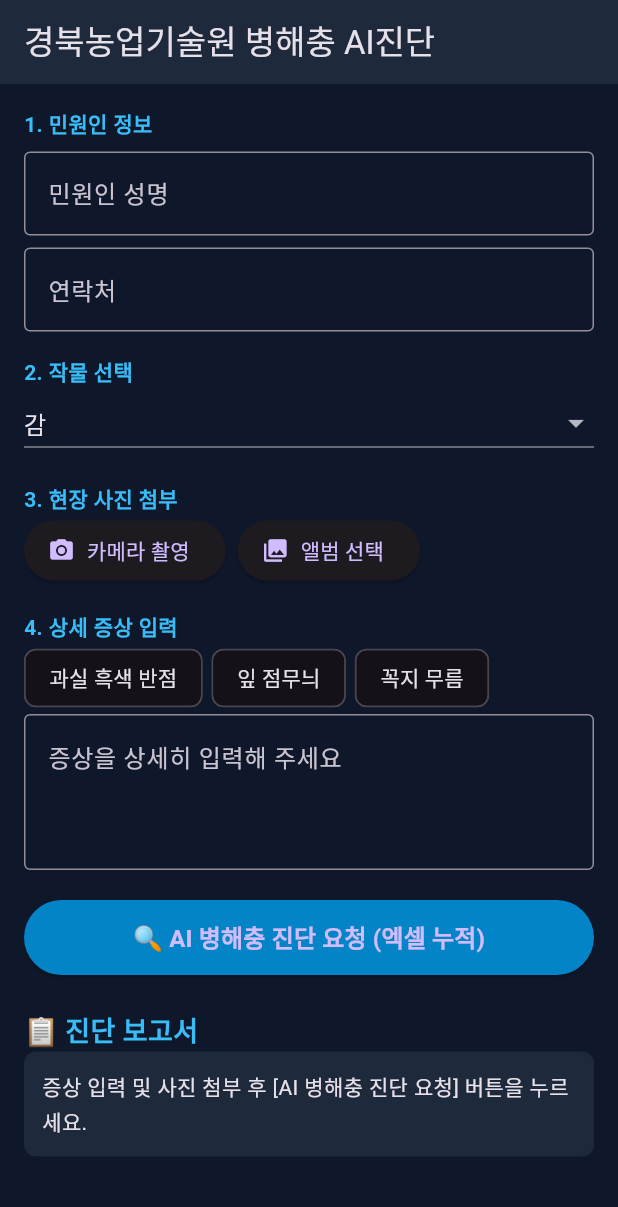
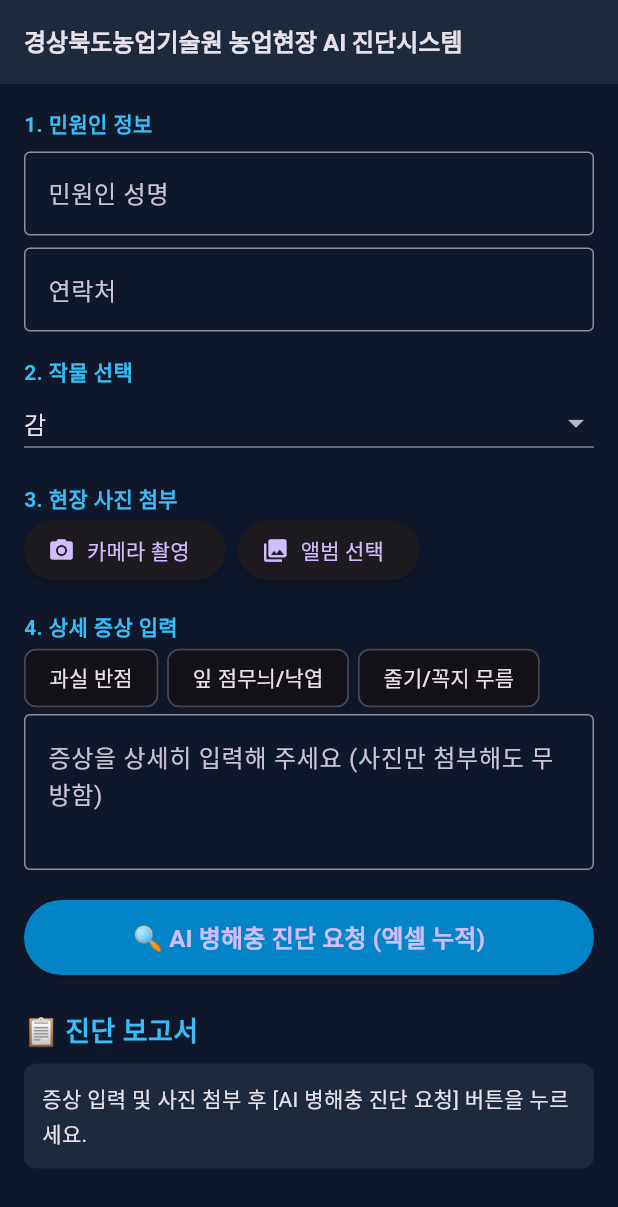
Before and after one commit to kgw8438-bit/farm_agent_app, a Flutter app: the screen it shows after launch, on a phone screen of 412 x 824 dp. Shown: the top 1207 px of the screen. Run offline on Flutter 3.47's test engine with Material 3 defaults, Android fonts, the phone set to English and light mode, and no system bars; our stand-ins replace image_picker.

Commit message:
Update main.dart

```diff
--- a/lib/main.dart
+++ b/lib/main.dart
@@ -14,7 +14,7 @@ class FarmAgentApp extends StatelessWidget {
   @override
   Widget build(BuildContext context) {
     return MaterialApp(
-      title: '경북농업기술원 AI 보조',
+      title: '경상북도농업기술원 농업현장 AI 진단시스템',
       theme: ThemeData.dark().copyWith(
         scaffoldBackgroundColor: const Color(0xFF0F172A),
         cardColor: const Color(0xFF1E293B),
@@ -58,9 +58,10 @@ class _MainScreenState extends State<MainScreen> {
   }
 
   Future<void> _runConsult() async {
-    if (_symptomController.text.trim().isEmpty) {
+    // 사진과 증상 모두 없을 때만 경고 (사진만으로도 검색 가능하게 웹과 동기화)
+    if (_symptomController.text.trim().isEmpty && _selectedImage == null) {
       ScaffoldMessenger.of(context).showSnackBar(
-        const SnackBar(content: Text('증상을 입력해 주세요.')),
+        const SnackBar(content: Text('사진을 첨부하시거나 증상을 입력해 주세요.')),
       );
       return;
     }
@@ -91,14 +92,21 @@ class _MainScreenState extends State<MainScreen> {
 
       if (json['status'] == 'success') {
         String prescription = json['prescription'];
-        RegExp exp = RegExp(r'\[참조_표준사진:\s*([^\]]+)\]', caseSensitive: false);
+
+        // 💡 강력한 정규식 적용 (대괄호 유무 상관없이 파일명 추출)
+        RegExp exp = RegExp(r'참조_표준사진:\s*([^\n\r\]]+)', caseSensitive: false);
         var match = exp.firstMatch(prescription);
 
         if (match != null) {
           String filename = match.group(1)!.trim();
-          prescription = prescription.replaceAll(exp, '').trim();
+          filename = filename.replaceAll(']', '').trim(); // 찌꺼기 괄호 제거
+
+          prescription = prescription.replaceAll(RegExp(r'\[?참조_표준사진:\s*[^\n\r\]]+\]?', caseSensitive: false), '').trim();
           _dbImageUrl = '$serverUrl/api/image/$selectedCrop/${Uri.encodeComponent(filename)}';
         }
+
+        // 💡 화면 출력 전 쓸데없는 대괄호 전체 삭제
+        prescription = prescription.replaceAll('[', '').replaceAll(']', '');
 
         setState(() {
           _resultText = prescription;
@@ -131,7 +139,10 @@ class _MainScreenState extends State<MainScreen> {
   Widget build(BuildContext context) {
     return Scaffold(
       appBar: AppBar(
-        title: const Text('경북농업기술원 병해충 AI진단'),
+        title: const Text(
+          '경상북도농업기술원 농업현장 AI 진단시스템',
+          style: TextStyle(fontSize: 16, fontWeight: FontWeight.bold),
+        ),
         backgroundColor: const Color(0xFF1E293B),
       ),
       body: SingleChildScrollView(
@@ -150,7 +161,11 @@ class _MainScreenState extends State<MainScreen> {
             DropdownButton<String>(
               value: selectedCrop,
               isExpanded: true,
-              items: ['감', '고추', '딸기', '참외', '복숭아'].map((String crop) {
+              // 💡 14개 작물 완벽 추가 적용
+              items: [
+                '감', '거베라', '고추', '국화', '당귀', '딸기', '마늘',
+                '버터헤드', '복숭아', '오미자', '인삼', '자두', '장미', '참외'
+              ].map((String crop) {
                 return DropdownMenuItem<String>(value: crop, child: Text(crop));
               }).toList(),
               onChanged: (val) => setState(() => selectedCrop = val!),
@@ -173,19 +188,24 @@ class _MainScreenState extends State<MainScreen> {
                 ),
               ],
             ),
-            if (_selectedImage != null) Image.file(_selectedImage!, height: 150),
+            if (_selectedImage != null)
+              Padding(
+                padding: const EdgeInsets.only(top: 8.0),
+                child: Image.file(_selectedImage!, height: 150),
+              ),
             const SizedBox(height: 16),
 
             const Text('4. 상세 증상 입력', style: TextStyle(color: Color(0xFF38BDF8), fontWeight: FontWeight.bold)),
             Wrap(
               spacing: 6,
               children: [
-                ActionChip(label: const Text('과실 흑색 반점'), onPressed: () => _addSymptomChip('과실 표면 검은색 반점')),
-                ActionChip(label: const Text('잎 점무늬'), onPressed: () => _addSymptomChip('잎 둥근 점무늬 및 조기 낙엽')),
-                ActionChip(label: const Text('꼭지 무름'), onPressed: () => _addSymptomChip('감 꼭지 무름 및 낙과')),
+                // 💡 웹과 동일하게 칩(Chip) 텍스트 업데이트
+                ActionChip(label: const Text('과실 반점'), onPressed: () => _addSymptomChip('과실 표면 흑색 반점')),
+                ActionChip(label: const Text('잎 점무늬/낙엽'), onPressed: () => _addSymptomChip('잎 둥근 점무늬 및 조기 낙엽')),
+                ActionChip(label: const Text('줄기/꼭지 무름'), onPressed: () => _addSymptomChip('줄기 및 꼭지 무름')),
               ],
             ),
-            TextField(controller: _symptomController, maxLines: 3, decoration: const InputDecoration(border: OutlineInputBorder(), hintText: '증상을 상세히 입력해 주세요')),
+            TextField(controller: _symptomController, maxLines: 3, decoration: const InputDecoration(border: OutlineInputBorder(), hintText: '증상을 상세히 입력해 주세요 (사진만 첨부해도 무방함)')),
             const SizedBox(height: 20),
 
             SizedBox(
@@ -200,8 +220,14 @@ class _MainScreenState extends State<MainScreen> {
             const SizedBox(height: 24),
 
             const Text('📋 진단 보고서', style: TextStyle(color: Color(0xFF38BDF8), fontSize: 18, fontWeight: FontWeight.bold)),
-            if (_dbImageUrl != null) Image.network(_dbImageUrl!, height: 150),
+            const SizedBox(height: 8),
+            if (_dbImageUrl != null)
+              Padding(
+                padding: const EdgeInsets.only(bottom: 12.0),
+                child: Image.network(_dbImageUrl!, height: 150),
+              ),
             Container(
+              width: double.infinity,
               padding: const EdgeInsets.all(12),
               decoration: BoxDecoration(color: const Color(0xFF1E293B), borderRadius: BorderRadius.circular(8)),
               child: Text(_resultText, style: const TextStyle(fontSize: 14, height: 1.6)),
```
